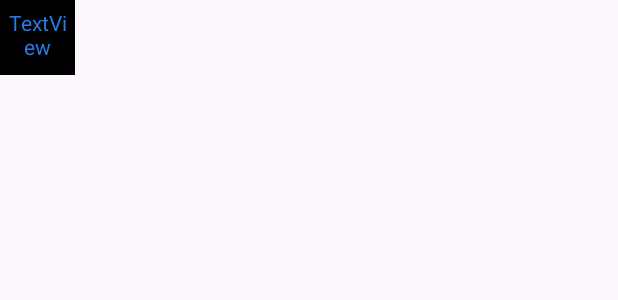
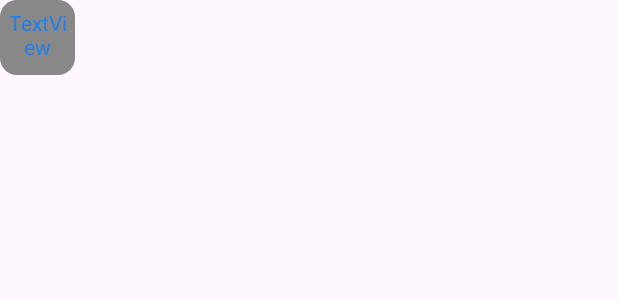
Before and after one commit to kinjals0130/MoodTracker_Application, an Android app: the layout heatmap_day.xml on its own in the app's theme, with its tools: preview values and no code run, on a phone screen of 412 x 824 dp. Shown: the top 300 px of the screen. Run offline under Robolectric (Android 15) with nearby library versions, the phone set to English and light mode, and no system bars.

Commit message:
Fix colour of heat map

```diff
--- a/app/src/main/java/com/example/moodtracker_application/MyModel.java
+++ b/app/src/main/java/com/example/moodtracker_application/MyModel.java
@@ -2,6 +2,7 @@ package com.example.moodtracker_application;
 
 import java.io.Serializable;
 
+//TODO: add 2 doubles of Longitude and Latitude here and in the database
 public class MyModel implements Serializable {
     //initialize variables
     String id, date, emotion, title, description, colour;
--- a/app/src/main/java/com/example/moodtracker_application/NoteActivity.java
+++ b/app/src/main/java/com/example/moodtracker_application/NoteActivity.java
@@ -24,6 +24,7 @@ public class NoteActivity extends AppCompatActivity {
     SQLiteManager sqLiteManager;
 
 
+    //TODO: Replace Date Field with Date Picker (see https://developer.android.com/develop/ui/views/components/pickers#DatePicker) for tutorial
     @SuppressLint("SetTextI18n")
     @Override
     protected void onCreate(Bundle savedInstanceState) {
--- /dev/null
+++ b/app/src/main/res/drawable/shape.xml
@@ -0,0 +1,16 @@
+<?xml version="1.0" encoding="utf-8"?>
+
+<shape xmlns:android="http://schemas.android.com/apk/res/android"
+    android:shape="rectangle">
+
+    <solid android:color="#888888"></solid>
+
+    <padding
+        android:bottom="5dp"
+        android:left="5dp"
+        android:right="5dp"
+        android:top="5dp"></padding>
+
+    <corners android:radius="11dp"></corners>
+
+</shape>
--- a/app/src/main/res/layout/heatmap_day.xml
+++ b/app/src/main/res/layout/heatmap_day.xml
@@ -8,9 +8,10 @@
 
     android:layout_height="50dp"
 
-    android:background="@color/black"
+
     android:orientation="horizontal"
     android:padding="5dp"
+    android:background="@drawable/shape"
     >
 
     <TextView
```
Also changed, not shown: app/src/main/java/com/example/moodtracker_application/MainActivity.java (+12 -2 lines).
